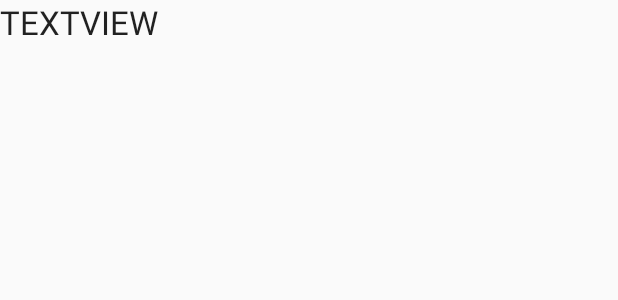
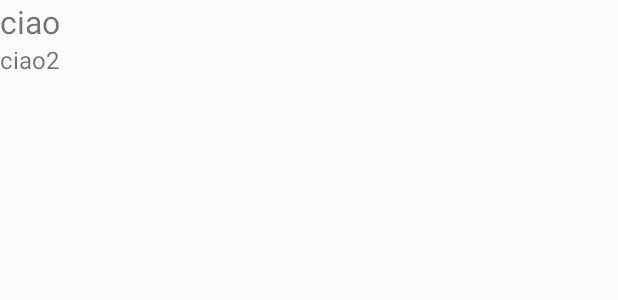
Before and after one commit to Biase/Bricks, an Android app: the layout da_text.xml on its own in the app's theme, with its tools: preview values and no code run, on a phone screen of 412 x 824 dp. Shown: the top 300 px of the screen. Run offline under Robolectric (Android 15) with nearby library versions, the phone set to English and light mode, and no system bars; network calls fail.

Commit message:
Push per mimmoh

```diff
--- a/app/src/main/java/it/ingte/bricks/DBHelper.java
+++ b/app/src/main/java/it/ingte/bricks/DBHelper.java
@@ -90,6 +90,7 @@ public class DBHelper extends SQLiteOpenHelper {
         myInput.close();
     }
 
+
     /**
      * This method opens the data base connection.
      * First it create the path up till data base of the device.
--- a/app/src/main/res/layout/da_text.xml
+++ b/app/src/main/res/layout/da_text.xml
@@ -1,9 +1,25 @@
 <?xml version="1.0" encoding="utf-8"?>
-<TextView xmlns:android="http://schemas.android.com/apk/res/android"
-    android:id="@+id/textViewElem"
-    android:layout_width="wrap_content"
-    android:layout_height="wrap_content"
-    android:layout_weight="1"
-    android:text="TextView"
-    android:textAllCaps="true"
-    android:textAppearance="@style/TextAppearance.AppCompat.Large"></TextView>
+
+<LinearLayout  xmlns:android="http://schemas.android.com/apk/res/android"
+    android:orientation="vertical"
+    android:layout_width="match_parent"
+    android:layout_height="wrap_content">
+
+    <TextView
+        android:textSize="21sp"
+        android:text="ciao"
+        android:layout_width="wrap_content"
+        android:layout_height="match_parent"
+        android:id="@+id/textView1">
+    </TextView>
+
+    <TextView
+        android:textSize="16sp"
+        android:layout_width="match_parent"
+        android:layout_height="wrap_content"
+        android:text="ciao2"
+        android:id="@+id/textView2">
+    </TextView>
+
+
+</LinearLayout>
--- a/app/src/main/res/layout/tab_list.xml
+++ b/app/src/main/res/layout/tab_list.xml
@@ -7,8 +7,11 @@
 
     <ListView
         android:id="@+id/lstView"
-        android:layout_width="match_parent"
+        android:scrollbars="vertical"
+        android:layout_width="fill_parent"
         android:layout_height="match_parent"
+        android:layout_gravity="fill_vertical"
+        android:layout_alignParentTop="true"
         android:fastScrollAlwaysVisible="true"
         android:fastScrollEnabled="true" />
 
```
Also changed, not shown: app/src/main/java/it/ingte/bricks/MainActivity.java (+44 -11 lines), app/src/main/java/it/ingte/bricks/TabList.java (+9 -23 lines).
